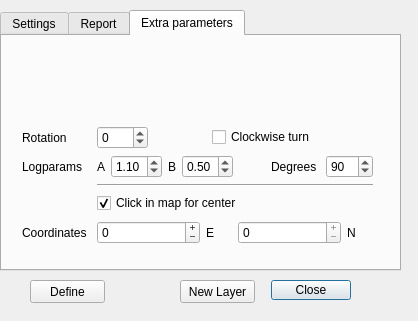
Old version of the form Arraymaker_dialog_base.ui in the repository sickel/Arraymaker.
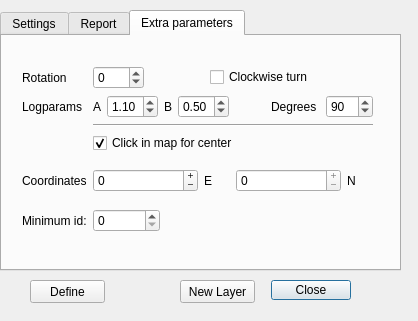
New version of the form. Custom widgets are drawn as their Qt base class.

What changed in the file:
```diff
--- a/Arraymaker_dialog_base.ui
+++ b/Arraymaker_dialog_base.ui
@@ -263,22 +263,12 @@
      <property name="geometry">
       <rect>
        <x>20</x>
-       <y>90</y>
+       <y>30</y>
        <width>351</width>
-       <height>121</height>
+       <height>166</height>
       </rect>
      </property>
-     <layout class="QGridLayout" name="gridLayout" columnstretch="1,4">
-      <item row="3" column="1">
-       <widget class="QCheckBox" name="CBClickForCenter">
-        <property name="text">
-         <string>Click in map for center</string>
-        </property>
-        <property name="checked">
-         <bool>true</bool>
-        </property>
-       </widget>
-      </item>
+     <layout class="QGridLayout" name="gridLayout" columnstretch="1,0">
       <item row="4" column="1">
        <layout class="QHBoxLayout" name="horizontalLayout_2" stretch="4,1,4,1">
         <item>
@@ -326,19 +316,15 @@
         </item>
        </layout>
       </item>
-      <item row="4" column="0">
-       <widget class="QLabel" name="label_8">
+      <item row="5" column="0">
+       <widget class="QLabel" name="label_15">
         <property name="text">
-         <string>Coordinates</string>
+         <string>Minimum id:</string>
         </property>
        </widget>
       </item>
-      <item row="1" column="0">
-       <widget class="QLabel" name="label_11">
-        <property name="text">
-         <string>Logparams</string>
-        </property>
-       </widget>
+      <item row="6" column="0">
+       <layout class="QHBoxLayout" name="horizontalLayout_5"/>
       </item>
       <item row="0" column="1">
        <layout class="QHBoxLayout" name="horizontalLayout_3">
@@ -393,10 +379,13 @@
         </item>
        </layout>
       </item>
-      <item row="0" column="0">
-       <widget class="QLabel" name="label_7">
+      <item row="3" column="1">
+       <widget class="QCheckBox" name="CBClickForCenter">
         <property name="text">
-         <string>Rotation</string>
+         <string>Click in map for center</string>
+        </property>
+        <property name="checked">
+         <bool>true</bool>
         </property>
        </widget>
       </item>
@@ -477,6 +466,51 @@
         </item>
        </layout>
       </item>
+      <item row="5" column="1">
+       <layout class="QHBoxLayout" name="horizontalLayout_6">
+        <item>
+         <widget class="QSpinBox" name="SBsetId">
+          <property name="maximum">
+           <number>100000</number>
+          </property>
+         </widget>
+        </item>
+        <item>
+         <spacer name="horizontalSpacer_4">
+          <property name="orientation">
+           <enum>Qt::Horizontal</enum>
+          </property>
+          <property name="sizeHint" stdset="0">
+           <size>
+            <width>40</width>
+            <height>20</height>
+           </size>
+          </property>
+         </spacer>
+        </item>
+       </layout>
+      </item>
+      <item row="0" column="0">
+       <widget class="QLabel" name="label_7">
+        <property name="text">
+         <string>Rotation</string>
+        </property>
+       </widget>
+      </item>
+      <item row="4" column="0">
+       <widget class="QLabel" name="label_8">
+        <property name="text">
+         <string>Coordinates</string>
+        </property>
+       </widget>
+      </item>
+      <item row="1" column="0">
+       <widget class="QLabel" name="label_11">
+        <property name="text">
+         <string>Logparams</string>
+        </property>
+       </widget>
+      </item>
       <item row="2" column="1">
        <widget class="Line" name="line">
         <property name="orientation">
```
